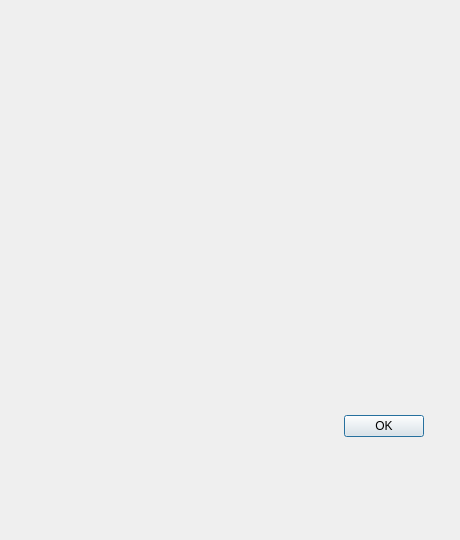
Old version of the form src/crecordsdialog.ui in the repository kdsli/red_shisen_sho.
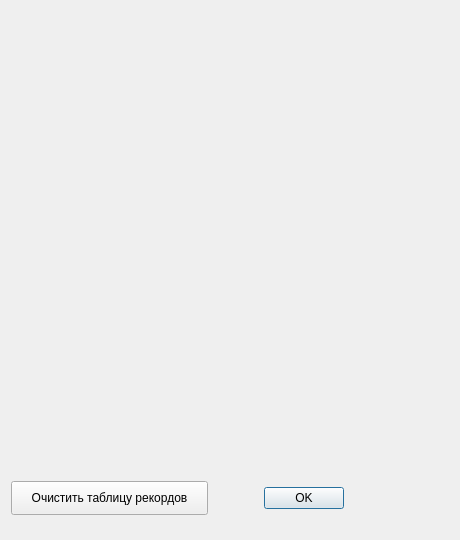
New version of the form.

What changed in the file:
```diff
--- a/src/crecordsdialog.ui
+++ b/src/crecordsdialog.ui
@@ -34,10 +34,10 @@
   <widget class="QDialogButtonBox" name="buttonBox">
    <property name="geometry">
     <rect>
-     <x>250</x>
-     <y>410</y>
-     <width>174</width>
-     <height>33</height>
+     <x>260</x>
+     <y>481</y>
+     <width>84</width>
+     <height>34</height>
     </rect>
    </property>
    <property name="orientation">
@@ -47,6 +47,19 @@
     <set>QDialogButtonBox::Ok</set>
    </property>
   </widget>
+  <widget class="QPushButton" name="buClear">
+   <property name="geometry">
+    <rect>
+     <x>11</x>
+     <y>481</y>
+     <width>197</width>
+     <height>34</height>
+    </rect>
+   </property>
+   <property name="text">
+    <string>Очистить таблицу рекордов</string>
+   </property>
+  </widget>
  </widget>
  <resources/>
  <connections>
```
Left out of the diff: 16 changed lines with no effect on the pictures.
